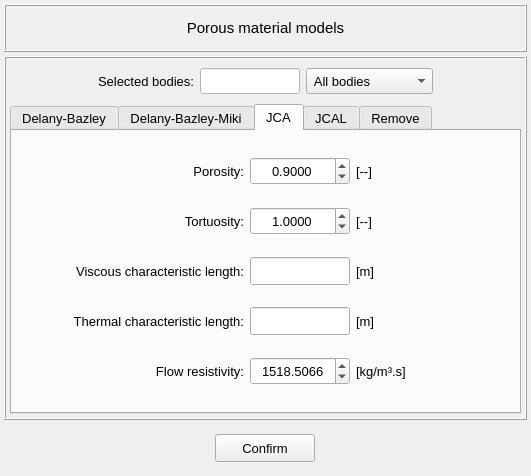
Qt form vibra/interface/data/ui_files/model/setup/acoustic/set_porous_material_model.ui (MOPT-UFSC/VIBRA) before a commit.
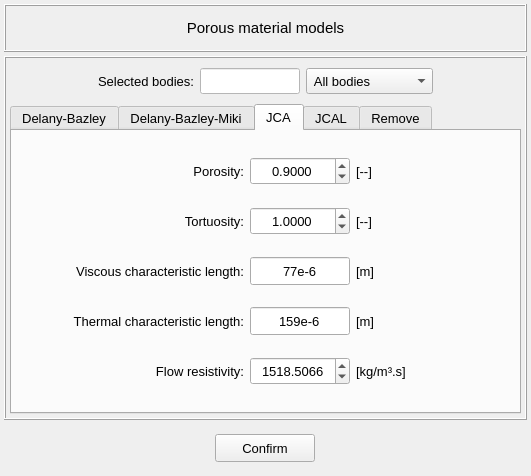
The same form after that commit. The open tabs and pages were chosen to show the change.

Commit message: Porous material model progress

```diff
--- a/vibra/interface/data/ui_files/model/setup/acoustic/set_porous_material_model.ui
+++ b/vibra/interface/data/ui_files/model/setup/acoustic/set_porous_material_model.ui
@@ -1540,6 +1540,9 @@
                  <height>28</height>
                 </size>
                </property>
+               <property name="text">
+                <string>159e-6</string>
+               </property>
                <property name="alignment">
                 <set>Qt::AlignCenter</set>
                </property>
@@ -1580,6 +1583,9 @@
                  <height>28</height>
                 </size>
                </property>
+               <property name="text">
+                <string>77e-6</string>
+               </property>
                <property name="alignment">
                 <set>Qt::AlignCenter</set>
                </property>
```
Left out of the diff: 6 changed lines with no effect on the pictures. The commit also changes 7 other files.
